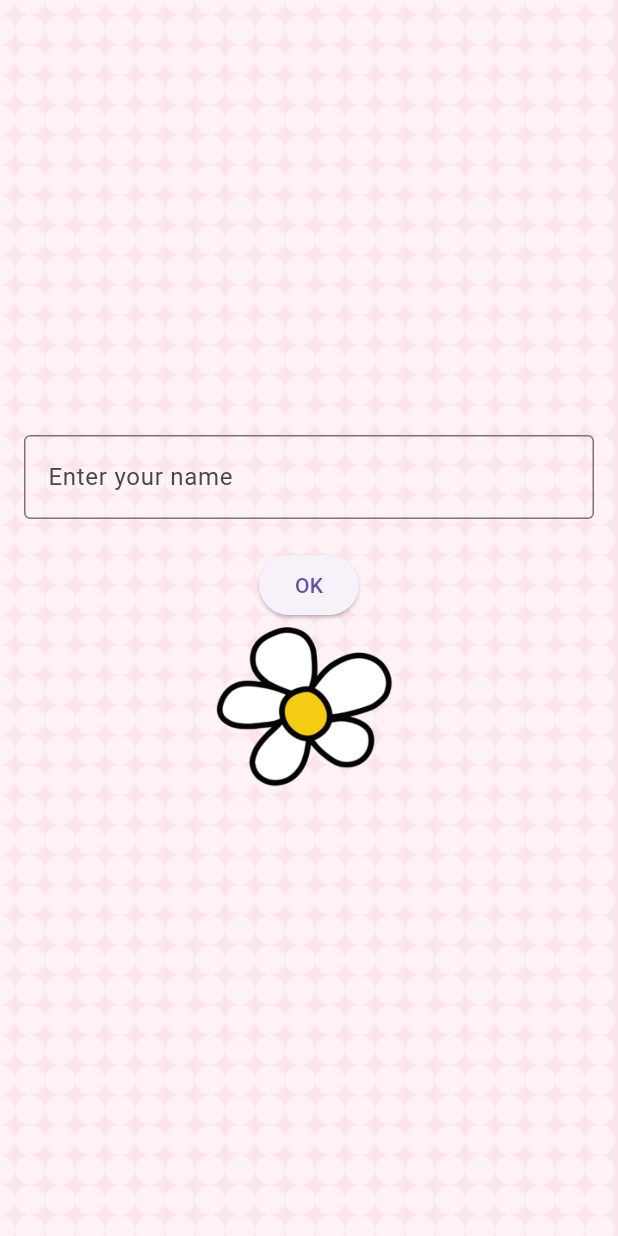
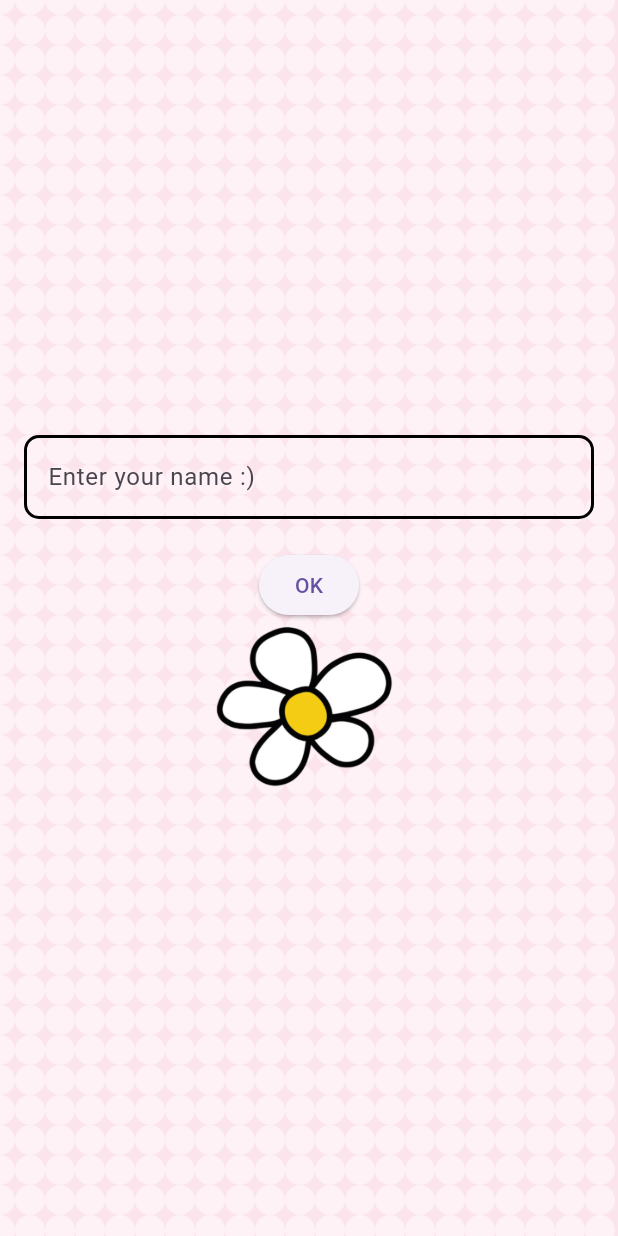
Before and after one commit to mclaughlin-thomas/rate_my_ham, a Flutter app: the SelectUserName screen opened by its route, on a phone screen of 412 x 824 dp. Run offline on Flutter 3.47's test engine with Material 3 defaults, Android fonts, the phone set to English and light mode, and no system bars; our stand-ins replace cloud_firestore, firebase_core, firebase_storage; missing offline and left inert: flutter_swipable; accounts and stored records are empty.

Commit message:
Altered color of text in text box.

```diff
--- a/lib/pages/select_user_name.dart
+++ b/lib/pages/select_user_name.dart
@@ -23,10 +23,25 @@ class SelectUserName extends StatelessWidget {
               children: [
                 TextField(
                   controller: _controller,
-                  decoration: const InputDecoration(
-                    labelText: 'Enter your name',
-                    border: OutlineInputBorder(),
+                  style: TextStyle(color: Colors.black),
+                  decoration: InputDecoration(
+                    labelText: 'Enter your name :)',
+                    border: OutlineInputBorder(
+                      borderRadius: BorderRadius.circular(10.0),
+                    ),
+                    enabledBorder: OutlineInputBorder(
+                      borderSide: BorderSide(color: Colors.black, width: 2.0),
+                      borderRadius: BorderRadius.circular(10.0),
+                    ),
+                    focusedBorder: OutlineInputBorder(
+                      borderSide: BorderSide(color: Colors.yellow, width: 2.0),
+                      borderRadius: BorderRadius.circular(10.0),
+                    ),
+                    focusColor: Colors.black,
+                    floatingLabelStyle: TextStyle(color: Colors.black), // Ensures the label text is black when focused
+
                   ),
+
                 ),
                 const SizedBox(height: 20),
                 ElevatedButton(
```
